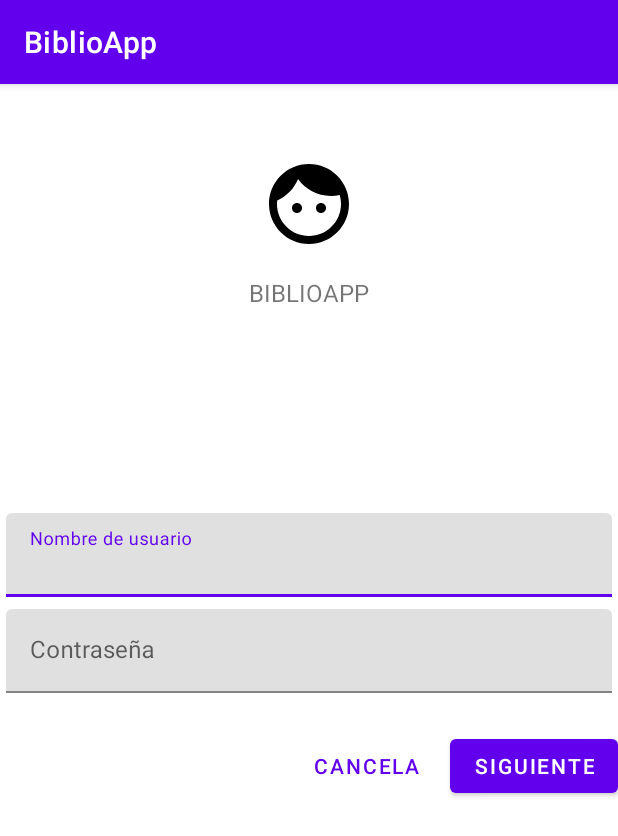
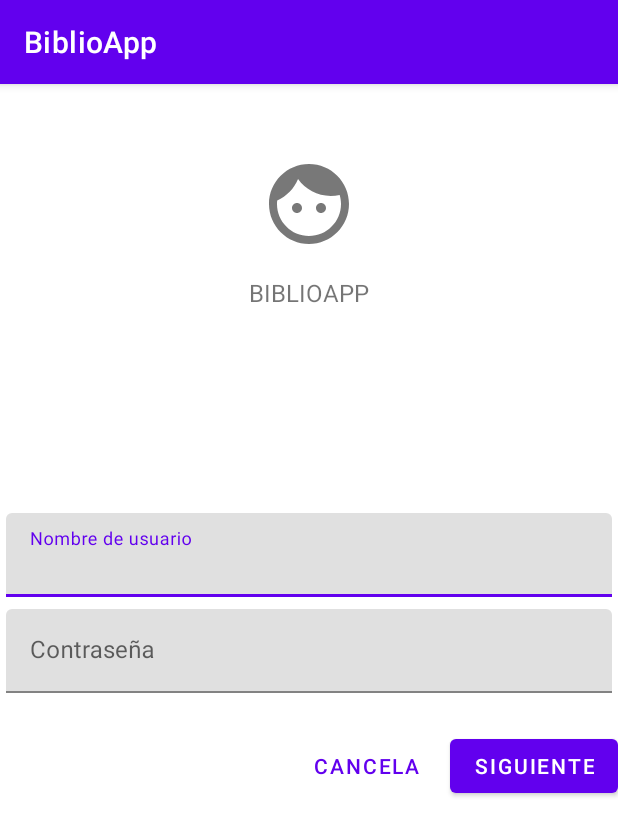
Before and after one commit to Garrotxi/BiblioApp, an Android app: the screen it shows after launch (MainActivity), on a phone screen of 412 x 824 dp. Shown: the top 836 px of the screen. Run offline under Robolectric (Android 15) with nearby library versions, the phone set to English and light mode, and no system bars.

Commit message:
Actualización con transiciones

```diff
--- a/BiblioApp-Android/BiblioApp/app/src/main/java/ioc/android/biblioapp/Splash_Activity.java
+++ b/BiblioApp-Android/BiblioApp/app/src/main/java/ioc/android/biblioapp/Splash_Activity.java
@@ -8,12 +8,20 @@ import android.util.Log;
 
 public class Splash_Activity extends AppCompatActivity {
 
+    private static final int TIEMPO_CARGA_SPLASH = 3000;
+
     @Override
     protected void onCreate(Bundle savedInstanceState) {
         setTheme(R.style.AppTheme_Splash);
         super.onCreate(savedInstanceState);
         setContentView(R.layout.activity_splash);
-          Intent intent = new Intent(this,MainActivity.class);
+        Intent intent = new Intent(this, MainActivity.class);
+        // Dormimos el thread el tiempo definido para que se vea la pantalla de carga
+        try {
+            Thread.sleep(TIEMPO_CARGA_SPLASH);
+        } catch (InterruptedException e) {
+            e.printStackTrace();
+        }
         startActivity(intent);
         finish();
 
--- a/BiblioApp-Android/BiblioApp/app/src/main/res/drawable/dibujo_login.xml
+++ b/BiblioApp-Android/BiblioApp/app/src/main/res/drawable/dibujo_login.xml
@@ -1,5 +1,5 @@
 <vector android:height="24dp"
     android:viewportHeight="24" android:viewportWidth="24"
     android:width="24dp" xmlns:android="http://schemas.android.com/apk/res/android">
-    <path android:fillColor="@color/black" android:pathData="M9,11.75c-0.69,0 -1.25,0.56 -1.25,1.25s0.56,1.25 1.25,1.25 1.25,-0.56 1.25,-1.25 -0.56,-1.25 -1.25,-1.25zM15,11.75c-0.69,0 -1.25,0.56 -1.25,1.25s0.56,1.25 1.25,1.25 1.25,-0.56 1.25,-1.25 -0.56,-1.25 -1.25,-1.25zM12,2C6.48,2 2,6.48 2,12s4.48,10 10,10 10,-4.48 10,-10S17.52,2 12,2zM12,20c-4.41,0 -8,-3.59 -8,-8 0,-0.29 0.02,-0.58 0.05,-0.86 2.36,-1.05 4.23,-2.98 5.21,-5.37C11.07,8.33 14.05,10 17.42,10c0.78,0 1.53,-0.09 2.25,-0.26 0.21,0.71 0.33,1.47 0.33,2.26 0,4.41 -3.59,8 -8,8z"/>
+    <path android:fillColor="#87000000" android:pathData="M9,11.75c-0.69,0 -1.25,0.56 -1.25,1.25s0.56,1.25 1.25,1.25 1.25,-0.56 1.25,-1.25 -0.56,-1.25 -1.25,-1.25zM15,11.75c-0.69,0 -1.25,0.56 -1.25,1.25s0.56,1.25 1.25,1.25 1.25,-0.56 1.25,-1.25 -0.56,-1.25 -1.25,-1.25zM12,2C6.48,2 2,6.48 2,12s4.48,10 10,10 10,-4.48 10,-10S17.52,2 12,2zM12,20c-4.41,0 -8,-3.59 -8,-8 0,-0.29 0.02,-0.58 0.05,-0.86 2.36,-1.05 4.23,-2.98 5.21,-5.37C11.07,8.33 14.05,10 17.42,10c0.78,0 1.53,-0.09 2.25,-0.26 0.21,0.71 0.33,1.47 0.33,2.26 0,4.41 -3.59,8 -8,8z"/>
 </vector>
--- a/BiblioApp-Android/BiblioApp/app/src/main/res/layout/activity_splash.xml
+++ b/BiblioApp-Android/BiblioApp/app/src/main/res/layout/activity_splash.xml
@@ -3,6 +3,7 @@
     xmlns:tools="http://schemas.android.com/tools"
     android:layout_width="match_parent"
     android:layout_height="match_parent"
-    tools:context=".Splash_Activity">
+    tools:context=".Splash_Activity"
+    >
 
 </androidx.constraintlayout.widget.ConstraintLayout>
--- /dev/null
+++ b/BiblioApp-Android/BiblioApp/app/src/main/res/transition/change_image_transform.xml
@@ -0,0 +1,4 @@
+<?xml version="1.0" encoding="utf-8"?>
+<transitionSet xmlns:android="http://schemas.android.com/apk/res/android">
+    <changeImageTransform/>
+</transitionSet>
--- /dev/null
+++ b/BiblioApp-Android/BiblioApp/app/src/main/res/transition/explode.xml
@@ -0,0 +1,5 @@
+<?xml version="1.0" encoding="utf-8"?>
+<transitionSet xmlns:android="http://schemas.android.com/apk/res/android">
+    <explode
+        android:duration="1000" />
+</transitionSet>
--- a/BiblioApp-Android/BiblioApp/app/src/main/res/values/themes.xml
+++ b/BiblioApp-Android/BiblioApp/app/src/main/res/values/themes.xml
@@ -1,29 +1,50 @@
 <resources xmlns:tools="http://schemas.android.com/tools">
-    <!-- Base application theme. -->
+    <!-- Tema basico App. -->
     <style name="Theme.BiblioApp" parent="Theme.MaterialComponents.DayNight.DarkActionBar">
-        <!-- Primary brand color. -->
+
+        <!-- Colores primarios -->
         <item name="colorPrimary">@color/purple_500</item>
         <item name="colorPrimaryVariant">@color/purple_700</item>
         <item name="colorOnPrimary">@color/white</item>
-        <!-- Secondary brand color. -->
+
+        <!-- Colores primarios -->
         <item name="colorSecondary">@color/teal_200</item>
         <item name="colorSecondaryVariant">@color/teal_700</item>
         <item name="colorOnSecondary">@color/black</item>
-        <!-- Status bar color. -->
+
+        <!-- Color barra de estado -->
         <item name="android:statusBarColor" tools:targetApi="l">?attr/colorPrimaryVariant</item>
-        <!-- Customize your theme here. -->
+
+
+        <!-- Transiciones -->
+        <!-- Se habilitan transiciones -->
+        <item name="android:windowActivityTransitions">true</item>
+
+        <!-- trnasiciones de entrada y de salida -->
+        <item name="android:windowEnterTransition">@transition/explode</item>
+        <item name="android:windowExitTransition">@transition/explode</item>
+
+        <!-- transicion de elemento compartido -->
+        <item name="android:windowSharedElementEnterTransition">
+            @transition/change_image_transform</item>
+        <item name="android:windowSharedElementExitTransition">
+            @transition/change_image_transform</item>
     </style>
-    <!-- The splash theme. to set the background with your splash screen drawable -->
+
+
+    <!-- El tema de la splash screen -->
     <style name="AppTheme.Splash" parent="Theme.AppCompat.DayNight.NoActionBar">
         <item name="android:windowBackground">@drawable/splash_drawable</item>
     </style>
 
+    <!-- El tema sin Action Bar -->
     <style name="Theme.BiblioApp.NoActionBar">
         <item name="windowActionBar">false</item>
         <item name="windowNoTitle">true</item>
     </style>
 
+    <!-- Temas para sobreponer popup y action bar-->
     <style name="Theme.BiblioApp.AppBarOverlay" parent="ThemeOverlay.AppCompat.Dark.ActionBar" />
+    <style name="Theme.BiblioApp.PopupOverlay" parent="ThemeOverlay.AppCompat.Light" />
 
-    <style name="Theme.BiblioApp.PopupOverlay" parent="ThemeOverlay.AppCompat.Light" />
 </resources>
```
Also changed, not shown: BiblioApp-Android/BiblioApp/app/src/main/AndroidManifest.xml (+26 -1 lines), BiblioApp-Android/BiblioApp/app/src/main/java/ioc/android/biblioapp/MainActivity.java (+11 -0 lines), BiblioApp-Android/BiblioApp/app/src/main/java/ioc/android/biblioapp/Pantalla_Inicio_Administrador.java (added, +14 -0 lines), BiblioApp-Android/BiblioApp/app/src/main/java/ioc/android/biblioapp/Pantalla_Inicio_Usuario.java (added, +14 -0 lines), BiblioApp-Android/BiblioApp/app/src/main/res/layout/activity_pantalla_inicio_administrador.xml (added, +19 -0 lines), BiblioApp-Android/BiblioApp/app/src/main/res/layout/activity_pantalla_inicio_usuario.xml (added, +19 -0 lines), 3 other files.
